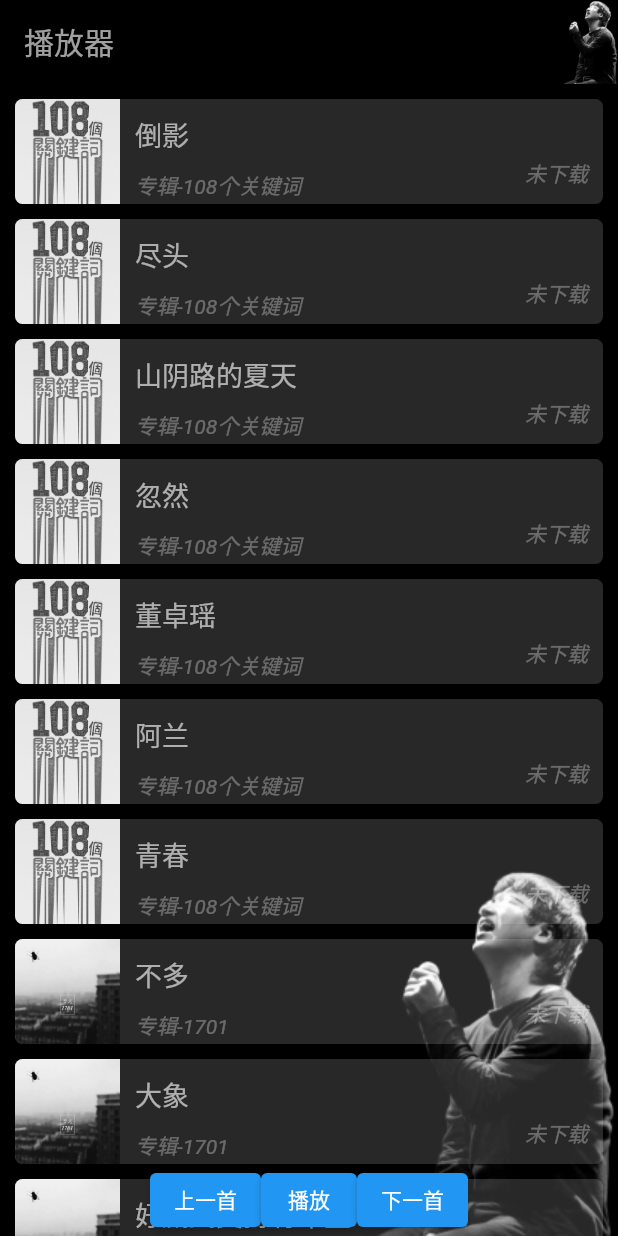
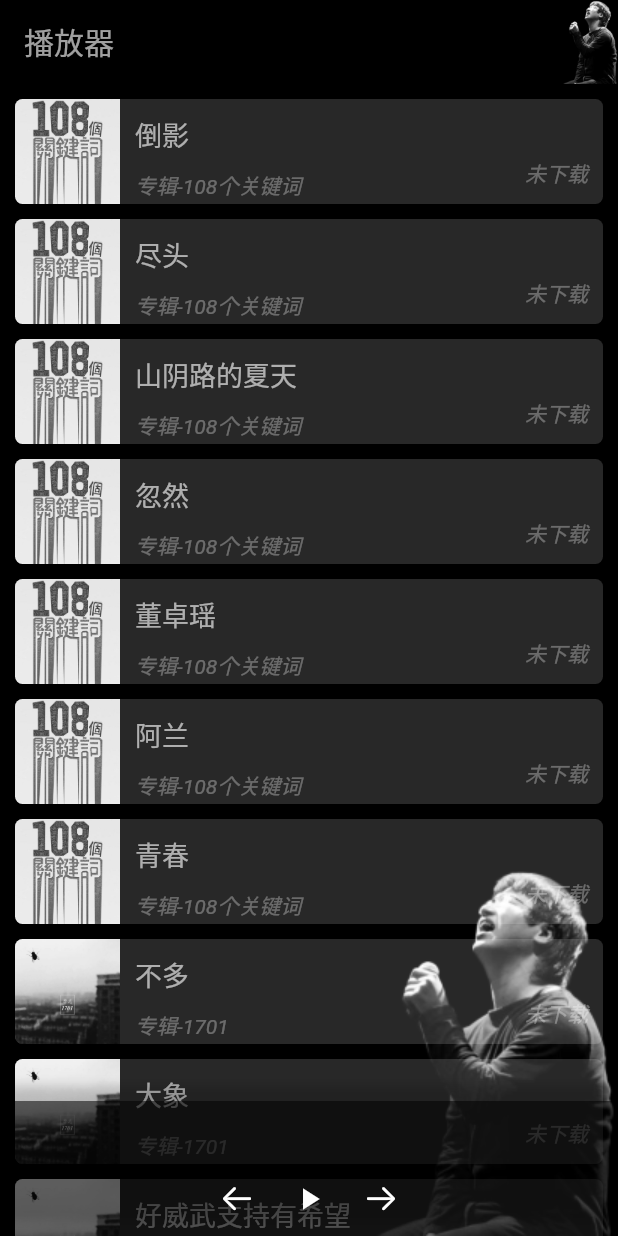
Before and after one commit to isfk/bige, a Flutter app: the screen it shows after launch, on a phone screen of 412 x 824 dp. Run offline on Flutter 3.47's test engine with Material 2 defaults, Android fonts, the phone set to English and light mode, and no system bars; drawn by our look-alikes of auto_size_text; our stand-ins replace audioplayers, dio, get, permission_handler, shared_preferences, toast; missing offline and left inert: flutter_media_metadata.

Commit message:
control icon

```diff
--- a/lib/pages/home.dart
+++ b/lib/pages/home.dart
@@ -1,5 +1,6 @@
 import 'package:audioplayers/audioplayers.dart';
 import 'package:auto_size_text/auto_size_text.dart';
+import 'package:flutter/cupertino.dart';
 import 'package:flutter/material.dart';
 import 'package:get/get_state_manager/get_state_manager.dart';
 import 'package:get/instance_manager.dart';
@@ -91,12 +92,42 @@ class HomePage extends StatelessWidget {
                 bottom: 0,
                 left: 0,
                 right: 0,
-                child: Row(
+                child: Container(
+                  height: 90,
+                  width: double.infinity,
+                  decoration: const BoxDecoration(
+                    color: Colors.black54,
+                    boxShadow: [
+                      BoxShadow(
+                        color: Color.fromARGB(40, 0, 0, 0),
+                        offset: Offset(0, -10),
+                        blurRadius: 5,
+                      ),
+                    ],
+                  ),
+                  child: Column(
+                    children: [
+                      Padding(
+                        padding: const EdgeInsets.all(10),
+                        child: Center(
+                          child: Text(
+                            c.playMusic.value.name,
+                            style: const TextStyle(
+                                color: Colors.white, fontSize: 18),
+                          ),
+                        ),
+                      ),
+                      Row(
                         mainAxisAlignment: MainAxisAlignment.center,
                         children: [
-                    ElevatedButton(
-                        onPressed: () => c.prev(), child: const Text("上一首")),
-                    ElevatedButton(
+                          IconButton(
+                            onPressed: () => c.prev(),
+                            icon: const Icon(
+                              CupertinoIcons.arrow_left,
+                              color: Colors.white,
+                            ),
+                          ),
+                          IconButton(
                             onPressed: () {
                               if (c.audioPlayer.state == PlayerState.stopped) {
                                 c.play(0);
@@ -108,11 +139,25 @@ class HomePage extends StatelessWidget {
                                 c.pause();
                               }
                             },
-                        child: Text(c.isPlaying.value == true ? "暂停" : "播放")),
-                    ElevatedButton(
-                        onPressed: () => c.next(), child: const Text("下一首")),
+                            icon: Icon(
+                              c.isPlaying.value == true
+                                  ? Icons.pause
+                                  : Icons.play_arrow,
+                              color: Colors.white,
+                            ),
+                          ),
+                          IconButton(
+                            onPressed: () => c.next(),
+                            icon: const Icon(
+                              CupertinoIcons.arrow_right,
+                              color: Colors.white,
+                            ),
+                          ),
                         ],
-                ))
+                      ),
+                    ],
+                  ),
+                )),
           ]),
         ),
       ),
```
Lines whose indentation alone changed are shown as unchanged.
